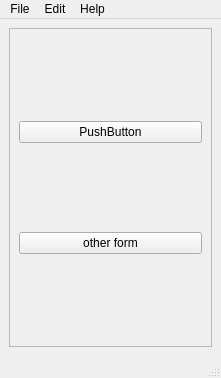
Above: qt_app/mainwindow.ui from mehmetrizaoz/5_product_line_automation before the change. Below: the same form after it.
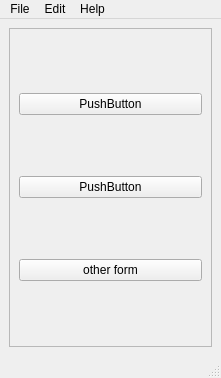
That is the form after the change.

Commit message: employee form created

Patch:
```diff
--- a/qt_app/mainwindow.ui
+++ b/qt_app/mainwindow.ui
@@ -24,6 +24,13 @@
        <enum>QFrame::Raised</enum>
       </property>
       <layout class="QVBoxLayout" name="verticalLayout">
+       <item>
+        <widget class="QPushButton" name="pushButton_2">
+         <property name="text">
+          <string>PushButton</string>
+         </property>
+        </widget>
+       </item>
        <item>
         <widget class="QPushButton" name="pushButton">
          <property name="text">
```
The commit also changes 6 other files.
